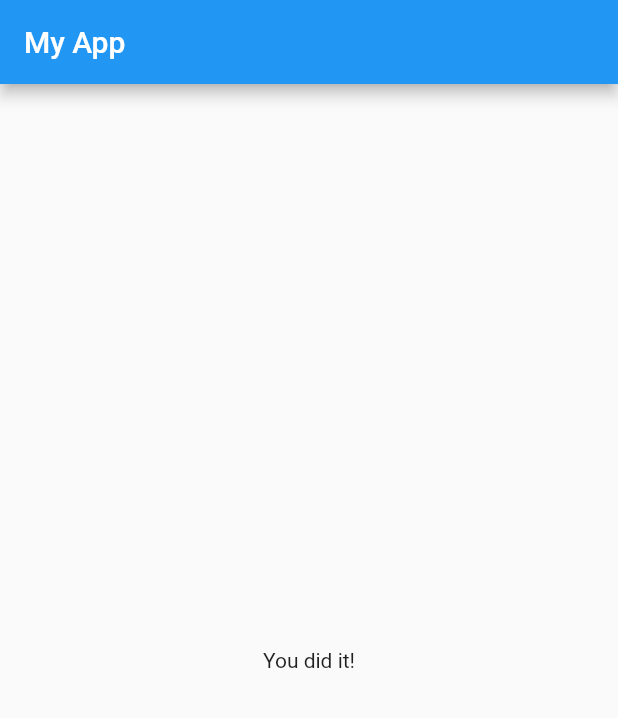
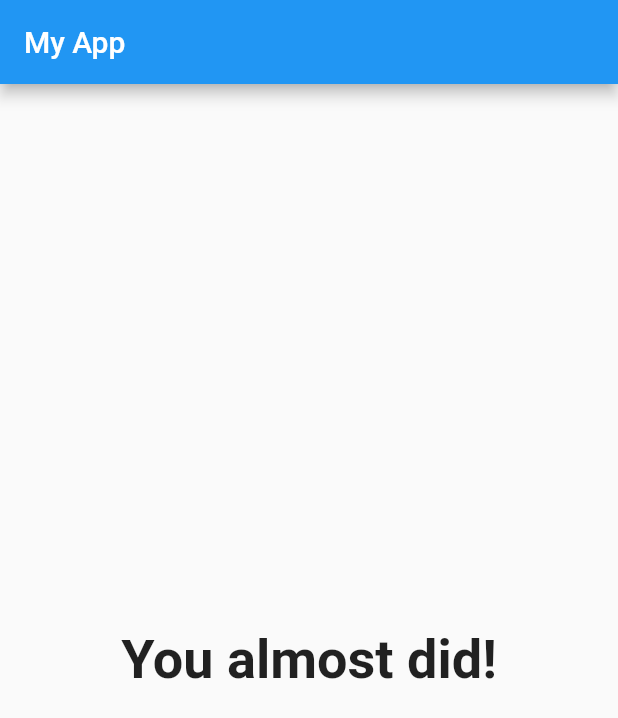
Before and after one commit to thiagocarnaes/flutter_app, a Flutter app: the screen it shows after launch, after a tap on "Black", after a tap on "Cat", after a tap on "None", on a phone screen of 412 x 824 dp. Shown: the top 718 px of the screen. Run offline on Flutter 3.47's test engine with Material 2 defaults, Android fonts, the phone set to English and light mode, and no system bars.

```diff
--- a/lib/main.dart
+++ b/lib/main.dart
@@ -16,19 +16,34 @@ class _MyAsppState extends State<MyApp> {
   final _questions = const [
     {
       'questionText': "What's your favorite color?",
-      'answers': ['Black', 'Red', 'Green']
+      'answers': [
+        {'text': 'Black', 'score': 10},
+        {'text': 'Red', 'score': 5},
+        {'text': 'Green', 'score': 3}
+      ]
     },
     {
       'questionText': "What's your favorite animal?",
-      'answers': ['Dog', 'Cat', 'Eagle']
+      'answers': [
+        {'text': 'Dog', 'score': 10},
+        {'text': 'Cat', 'score': 5},
+        {'text': 'Eagle', 'score': 3}
+      ]
     },
     {
       'questionText': "Who's your favorite football team?",
-      'answers': ['Santos', 'Brasil', 'None']
+      'answers': [
+        {'text': 'Santos', 'score': 10},
+        {'text': 'Brasil', 'score': 5},
+        {'text': 'None', 'score': 0}
+      ]
     },
   ];
   var _questionIndex = 0;
-  void _answerQuestion() {
+  var _totalScore = 0;
+
+  void _answerQuestion(int score) {
+    _totalScore += score;
     setState(() {
       _questionIndex = _questionIndex + 1;
     });
@@ -55,7 +70,7 @@ class _MyAsppState extends State<MyApp> {
                 questions: _questions,
                 questionIndex: _questionIndex,
               )
-            : Result(),
+            : Result(_totalScore),
       ),
     );
   }
--- a/lib/quiz.dart
+++ b/lib/quiz.dart
@@ -17,8 +17,9 @@ class Quiz extends StatelessWidget {
     return Column(
       children: [
         Question(questions[questionIndex]['questionText']),
-        ...(questions[questionIndex]['answers'] as List<String>).map((answer) {
-          return Answer(answerQuestion, answer);
+        ...(questions[questionIndex]['answers'] as List<Map<String, Object>>)
+            .map((answer) {
+          return Answer(() => answerQuestion(answer['score']), answer['text']);
         }).toList(),
       ],
     );
--- a/lib/result.dart
+++ b/lib/result.dart
@@ -1,10 +1,31 @@
 import 'package:flutter/material.dart';
 
 class Result extends StatelessWidget {
+  final int resultScore;
+
+  Result(this.resultScore);
+
+  String get resultPhrase {
+    var resultText = "You did it!";
+
+    if (resultScore <= 8) {
+      resultText = 'You fail!';
+    } else if (resultScore <= 15) {
+      resultText = 'You almost did!';
+    } else {
+      resultText = "You did it!";
+    }
+    return resultText;
+  }
+
   @override
   Widget build(BuildContext context) {
     return Center(
-      child: Text("You did it!"),
+      child: Text(
+        resultPhrase,
+        style: TextStyle(fontSize: 36, fontWeight: FontWeight.bold),
+        textAlign: TextAlign.center,
+      ),
     );
   }
 }
```
